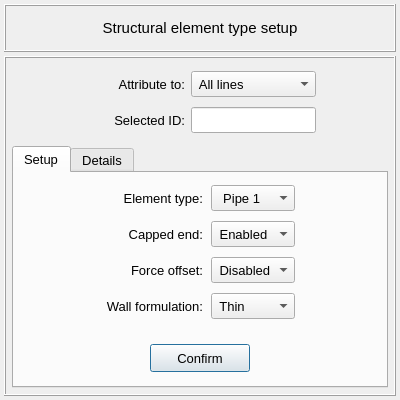
First picture: the form in pulse/interface/data/ui_files/model/setup/structural/structural_element_type_input.ui, repository open-pulse/OpenPulse, before the edit.
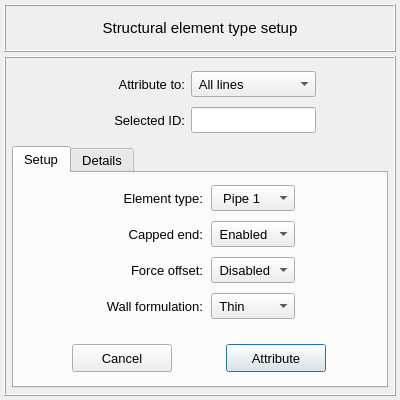
Second picture: the form after the edit.

Diff of the .ui file:
```diff
--- a/pulse/interface/data/ui_files/model/setup/structural/structural_element_type_input.ui
+++ b/pulse/interface/data/ui_files/model/setup/structural/structural_element_type_input.ui
@@ -736,6 +736,37 @@
              <property name="spacing">
               <number>0</number>
              </property>
+             <item row="0" column="1">
+              <widget class="QPushButton" name="pushButton_attribute">
+               <property name="minimumSize">
+                <size>
+                 <width>100</width>
+                 <height>28</height>
+                </size>
+               </property>
+               <property name="maximumSize">
+                <size>
+                 <width>100</width>
+                 <height>28</height>
+                </size>
+               </property>
+               <property name="font">
+                <font>
+                 <family>MS Shell Dlg 2</family>
+                 <pointsize>10</pointsize>
+                 <weight>50</weight>
+                 <italic>false</italic>
+                 <bold>false</bold>
+                </font>
+               </property>
+               <property name="styleSheet">
+                <string notr="true"/>
+               </property>
+               <property name="text">
+                <string>Attribute</string>
+               </property>
+              </widget>
+             </item>
              <item row="0" column="0">
               <widget class="QPushButton" name="pushButton_confirm">
                <property name="minimumSize">
@@ -763,7 +794,7 @@
                 <string notr="true"/>
                </property>
                <property name="text">
-                <string>Confirm</string>
+                <string>Cancel</string>
                </property>
               </widget>
              </item>
```
Left out of the diff: 2 changed lines with no effect on the pictures.
